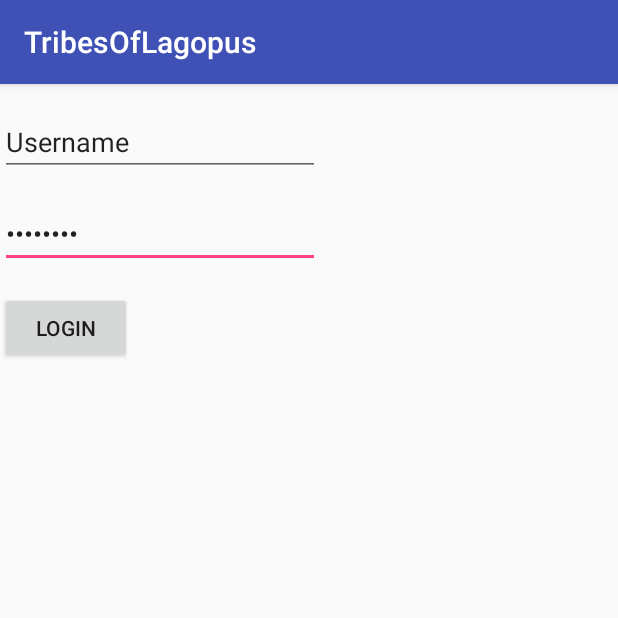
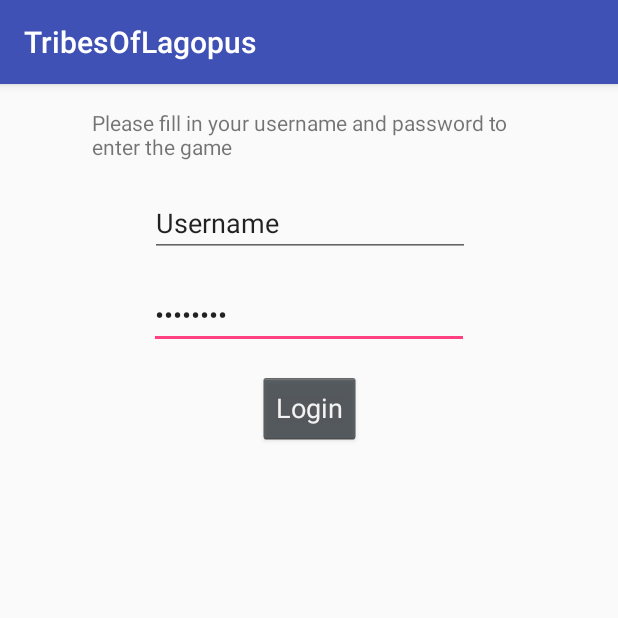
Before and after one commit to green-fox-academy/bloodstone-tribes-android, an Android app: the Login screen opened directly, with no data from a screen before it, on a phone screen of 412 x 824 dp, the top half of it. Run offline under Robolectric (Android 15) with nearby library versions, the light colour scheme and no system bars.

Commit message:
change margins

```diff
--- a/app/src/main/res/layout/activity_login.xml
+++ b/app/src/main/res/layout/activity_login.xml
@@ -10,33 +10,58 @@
         android:id="@+id/editText2"
         android:layout_width="wrap_content"
         android:layout_height="wrap_content"
+        android:layout_marginLeft="16dp"
+        android:layout_marginRight="16dp"
         android:layout_marginTop="16dp"
         android:ems="10"
         android:hint="@string/User_password"
         android:inputType="textPassword"
         android:text="@string/User_password"
         app:layout_constraintTop_toBottomOf="@+id/editText3"
-        tools:layout_editor_absoluteX="71dp" />
+        app:layout_constraintLeft_toLeftOf="parent"
+        app:layout_constraintRight_toRightOf="parent" />
 
     <EditText
         android:id="@+id/editText3"
         android:layout_width="wrap_content"
         android:layout_height="wrap_content"
-        android:layout_marginTop="16dp"
+        android:layout_marginLeft="16dp"
+        android:layout_marginRight="16dp"
         android:ems="10"
         android:hint="@string/login_username"
         android:inputType="textPersonName"
         android:text="@string/login_username"
-        app:layout_constraintTop_toTopOf="parent"
-        tools:layout_editor_absoluteX="71dp" />
+        app:layout_constraintLeft_toLeftOf="parent"
+        app:layout_constraintRight_toRightOf="parent"
+        app:layout_constraintHorizontal_bias="0.504"
+        android:layout_marginTop="16dp"
+        app:layout_constraintTop_toBottomOf="@+id/textView" />
 
     <Button
         android:id="@+id/button2"
+        style="@android:style/Widget.Holo.Button"
         android:layout_width="wrap_content"
         android:layout_height="wrap_content"
-        android:layout_marginTop="16dp"
+        android:layout_marginTop="15dp"
         android:onClick="login"
         android:text="@string/Login_button"
         app:layout_constraintTop_toBottomOf="@+id/editText2"
-        tools:layout_editor_absoluteX="135dp" />
+        android:layout_marginLeft="16dp"
+        app:layout_constraintLeft_toLeftOf="parent"
+        android:layout_marginRight="16dp"
+        app:layout_constraintRight_toRightOf="parent" />
+
+    <TextView
+        android:id="@+id/textView"
+        android:layout_width="289dp"
+        android:layout_height="38dp"
+        android:text="@string/string_loginMessage"
+        app:layout_constraintLeft_toLeftOf="parent"
+        android:layout_marginLeft="16dp"
+        android:layout_marginRight="16dp"
+        app:layout_constraintRight_toRightOf="parent"
+        app:layout_constraintTop_toTopOf="parent"
+        android:layout_marginTop="16dp"
+        tools:layout_editor_absoluteX="62dp"
+        tools:layout_editor_absoluteY="16dp" />
 </android.support.constraint.ConstraintLayout>
```
